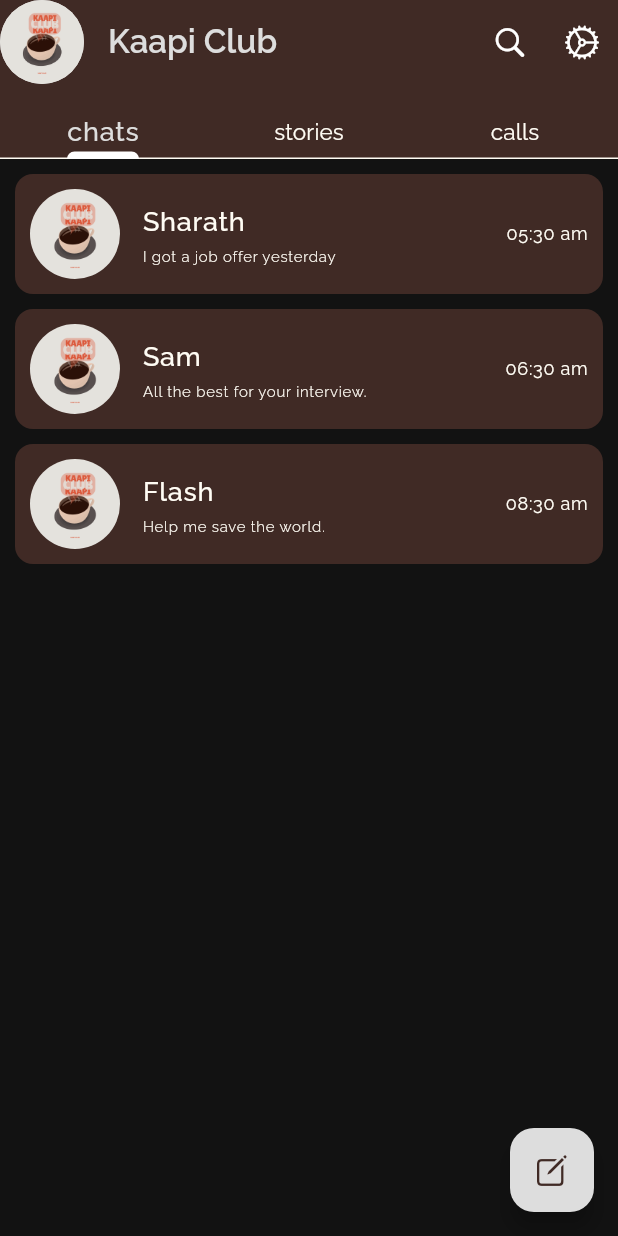
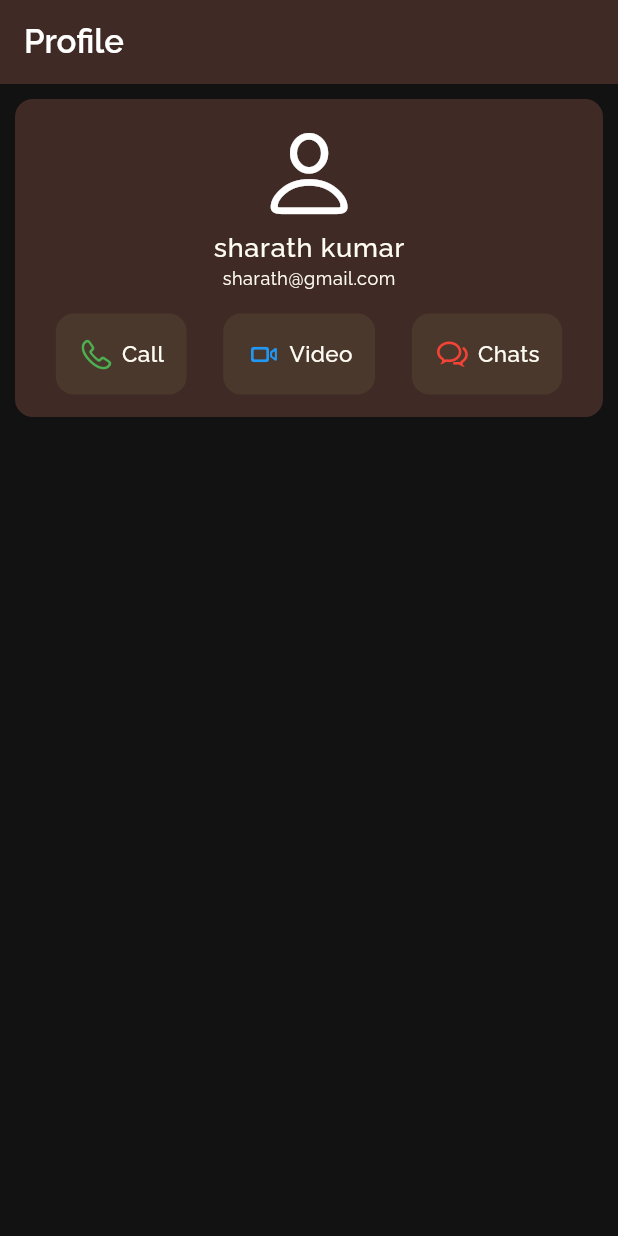
Before and after one commit to Sharathk1999/Kaapi-Club, a Flutter app: the screen it shows after launch, on a phone screen of 412 x 824 dp. Run offline on Flutter 3.47's test engine with Material 3 defaults, Android fonts, the phone set to English and light mode, and no system bars; our stand-ins replace firebase_auth, firebase_core, flutter_svg, get, slide_to_act; accounts and stored records are empty.

Commit message:
profile page ui implemented

```diff
--- a/lib/core/page_paths.dart
+++ b/lib/core/page_paths.dart
@@ -2,6 +2,8 @@ import 'package:get/get.dart';
 import 'package:kaapi_club/pages/auth/auth_page.dart';
 import 'package:kaapi_club/pages/chat/chat_page.dart';
 import 'package:kaapi_club/pages/home/home_page.dart';
+
+import '../pages/profile/profile_page.dart';
 
 var pagePaths = [
   GetPage(
@@ -19,4 +21,14 @@ var pagePaths = [
     page: () => const ChatPage (),
     transition: Transition.native,
   ),
+  GetPage(
+    name: "/profilePage",
+    page: () => const ProfilePage(),
+    transition: Transition.native,
+  ),
+  GetPage(
+    name: "/profileUpdatePage",
+    page: () => const ChatPage (),
+    transition: Transition.native,
+  ),
 ];
--- a/lib/main.dart
+++ b/lib/main.dart
@@ -3,9 +3,9 @@ import 'package:flutter/material.dart';
 import 'package:get/get.dart';
 import 'package:kaapi_club/core/page_paths.dart';
 import 'package:kaapi_club/core/theme.dart';
-import 'package:kaapi_club/pages/home/home_page.dart';
 
 import 'firebase_options.dart';
+import 'pages/profile/profile_page.dart';
 
 void main()async{
   WidgetsFlutterBinding.ensureInitialized();
@@ -27,7 +27,7 @@ class MyApp extends StatelessWidget {
       getPages: pagePaths,
       darkTheme: darkTheme,
       themeMode: ThemeMode.dark,
-      home: const HomePage(),
+      home: const ProfilePage(),
     );
   }
 }
--- a/lib/pages/auth/widgets/auth_container.dart
+++ b/lib/pages/auth/widgets/auth_container.dart
@@ -8,7 +8,7 @@ class AuthContainer extends StatelessWidget {
 
   @override
   Widget build(BuildContext context) {
-    RxBool isLogin = false.obs;
+    RxBool isLogin = true.obs;
     return Container(
       // height: 400,
       decoration: BoxDecoration(
--- /dev/null
+++ b/lib/pages/profile/profile_page.dart
@@ -0,0 +1,29 @@
+import 'package:flutter/material.dart';
+import 'package:kaapi_club/pages/profile/widgets/profile_card.dart';
+
+class ProfilePage extends StatelessWidget {
+  const ProfilePage({super.key});
+
+  @override
+  Widget build(BuildContext context) {
+    return Scaffold(
+      appBar: AppBar(
+        title: Text(
+          "Profile",
+          style: Theme.of(context)
+              .textTheme
+              .headlineSmall
+              ?.copyWith(color: Colors.white),
+        ),
+      ),
+      body: const Padding(
+        padding: EdgeInsets.all(10.0),
+        child: Column(
+          children: [
+            ProfileCard()
+          ],
+        ),
+      ),
+    );
+  }
+}
--- /dev/null
+++ b/lib/pages/profile/widgets/profile_card.dart
@@ -0,0 +1,120 @@
+import 'package:flutter/cupertino.dart';
+import 'package:flutter/material.dart';
+
+class ProfileCard extends StatelessWidget {
+  const ProfileCard({super.key});
+
+  @override
+  Widget build(BuildContext context) {
+    return Container(
+              decoration: BoxDecoration(
+                borderRadius: BorderRadius.circular(12),
+                color: Theme.of(context).colorScheme.primary,
+              ),
+              padding: const EdgeInsets.all(15.0),
+              // height: 120,
+              child: Row(
+                children: [
+                  Expanded(
+                    child: Column(
+                      children: [
+                        const Row(
+                          mainAxisAlignment: MainAxisAlignment.center,
+                          children: [
+                            Icon(
+                              CupertinoIcons.person,
+                              size: 70,
+                            )
+                          ],
+                        ),
+                        Row(
+                          mainAxisAlignment: MainAxisAlignment.center,
+                          children: [
+                            Text(
+                              "sharath kumar",
+                              style: Theme.of(context).textTheme.bodyLarge,
+                            )
+                          ],
+                        ),
+                        Row(
+                          mainAxisAlignment: MainAxisAlignment.center,
+                          children: [
+                            Text(
+                              "sharath@gmail.com",
+                              style: Theme.of(context).textTheme.bodySmall,
+                            )
+                          ],
+                        ),
+                        const SizedBox(
+                          height: 15.0,
+                        ),
+                        Row(
+                          mainAxisAlignment: MainAxisAlignment.spaceAround,
+                          children: [
+                            Container(
+                              decoration: BoxDecoration(
+                                borderRadius: BorderRadius.circular(12),
+                                color: Theme.of(context).colorScheme.background,
+                              ),
+                              padding: const EdgeInsets.all(15.0),
+                              child: const Row(
+                                children: [
+                                  Icon(
+                                    CupertinoIcons.phone,
+                                    color: Colors.green,
+                                  ),
+                                  SizedBox(
+                                    width: 5.0,
+                                  ),
+                                  Text("Call"),
+                                ],
+                              ),
+                            ),
+                            Container(
+                              decoration: BoxDecoration(
+                                borderRadius: BorderRadius.circular(12),
+                                color: Theme.of(context).colorScheme.background,
+                              ),
+                              padding: const EdgeInsets.all(15.0),
+                              child:  const Row(
+                                children: [
+                                  Icon(
+                                    CupertinoIcons.videocam,
+                                    color: Colors.blue,
+                                  ),
+                                  SizedBox(
+                                    width: 5.0,
+                                  ),
+                                  Text("Video"),
+                                ],
+                              ),
+                            ),
+                            Container(
+                              decoration: BoxDecoration(
+                                borderRadius: BorderRadius.circular(12),
+                                color: Theme.of(context).colorScheme.background,
+                              ),
+                              padding: const EdgeInsets.all(15.0),
+                              child: const Row(
+                                children: [
+                                  Icon(
+                                    CupertinoIcons.chat_bubble_2,
+                                       color: Colors.red,
+                                  ),
+                                  SizedBox(
+                                    width: 5.0,
+                                  ),
+                                  Text("Chats"),
+                                ],
+                              ),
+                            ),
+                          ],
+                        ),
+                      ],
+                    ),
+                  ),
+                ],
+              ),
+            );
+  }
+}
--- a/pubspec.yaml
+++ b/pubspec.yaml
@@ -39,6 +39,7 @@ dependencies:
   slide_to_act: ^2.0.2   #for slide btn
   get: ^4.6.6            #GetX
   firebase_core: ^2.30.1
+  firebase_auth: ^4.19.4
 
 dev_dependencies:
   flutter_test:
```
Also changed, not shown: lib/controller/auth_controller.dart (added, +47 -0 lines), lib/controller/splash_controller.dart (added, +25 -0 lines), lib/pages/auth/widgets/login_form.dart (+30 -10 lines), lib/pages/auth/widgets/signup_form.dart (+31 -14 lines), lib/pages/splash_page/splash_page.dart (+12 -3 lines), pubspec.lock, 3 other files.
